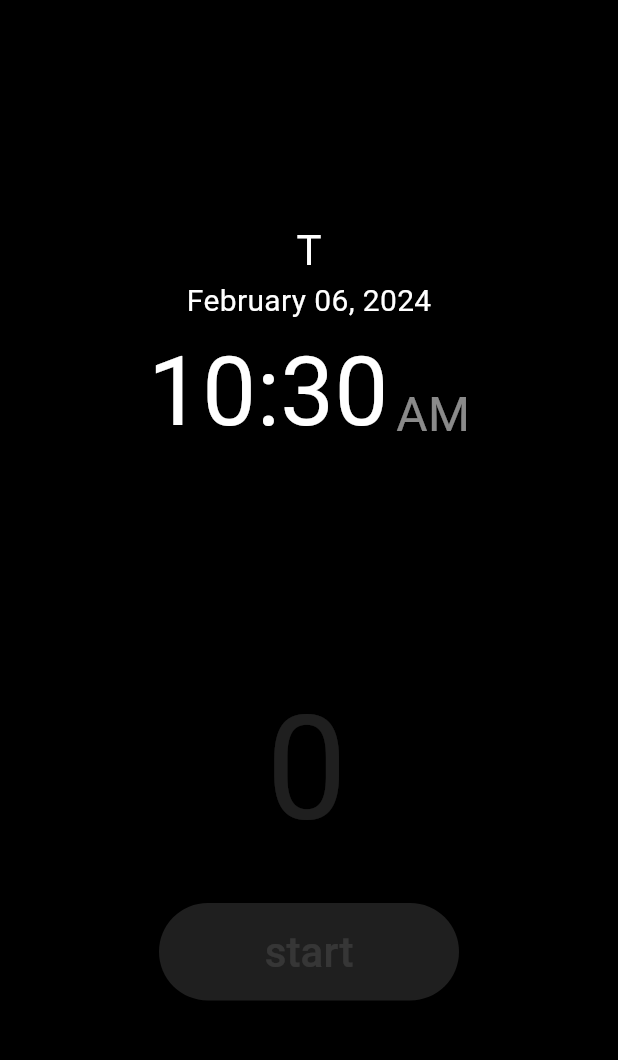
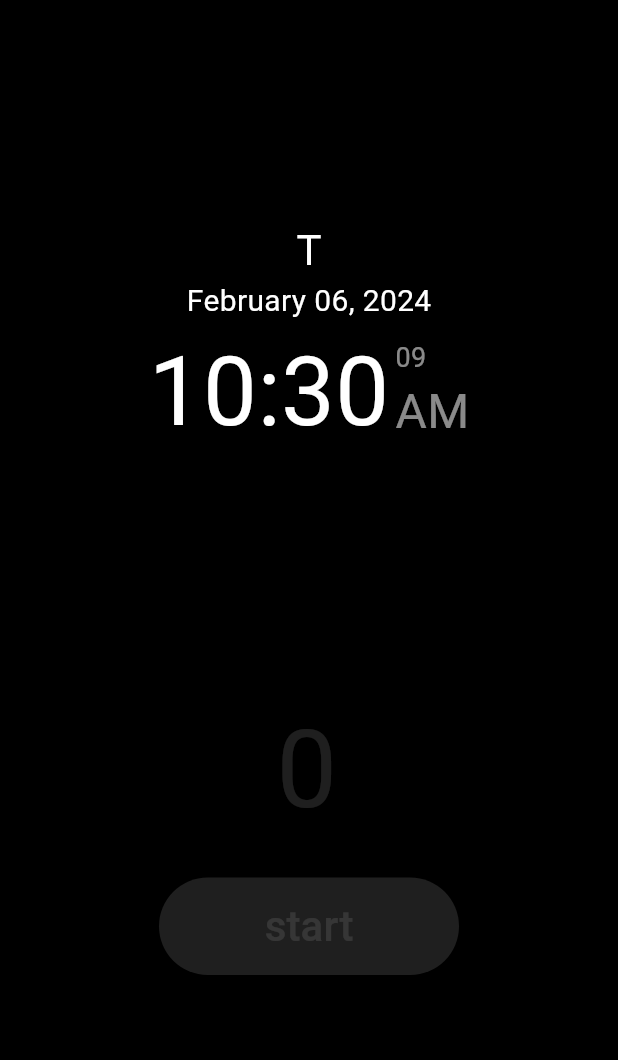
Before and after one commit to mattgwriter7/flutt_ticker, a Flutter app: the screen it shows after launch, after a tap on "tap to", on a phone screen of 412 x 824 dp, the part 84-1144 px from its top. Run offline on Flutter 3.47's test engine with Material 3 defaults, Android fonts, the phone set to English and light mode, and no system bars; our stand-ins replace wakelock.

Commit message:
added tap to start and clock seconds

```diff
--- a/lib/classes/Config.dart
+++ b/lib/classes/Config.dart
@@ -10,7 +10,7 @@ import 'package:flutter/material.dart';
 class Config {
 
   static const  String    app_name                  = "flutt_ticker";
-  static const  String    app_version               = "1.05.alpha";
+  static const  String    app_version               = "1.06.alpha";
 
   //  timeouts and delays
   static int              server_timeout            = 10;     // seconds
--- a/lib/pages/Start_Page.dart
+++ b/lib/pages/Start_Page.dart
@@ -105,12 +105,19 @@ class _Start_PageState extends State<Start_Page> {
                                 style: TextStyle( fontSize: 20)),
                             Row(
                               mainAxisAlignment: MainAxisAlignment.center,
-                              crossAxisAlignment: CrossAxisAlignment.end,
+                              //crossAxisAlignment: CrossAxisAlignment.end,
                               children: [
                                 Text( context.watch<Ticker>().show_time, style: TextStyle( fontSize: 64)),
                                 Padding(
-                                  padding: const EdgeInsets.fromLTRB(5,0,0,8),
-                                  child: Text( context.watch<Ticker>().show_phase, style: TextStyle( fontSize: 32, color: Colors.white54)),
+                                  padding: const EdgeInsets.fromLTRB(4,0,0,0),
+                                  child: Column(
+                                    mainAxisAlignment: MainAxisAlignment.spaceEvenly,
+                                    crossAxisAlignment: CrossAxisAlignment.start,
+                                    children: [
+                                      Text( context.watch<Ticker>().show_clock_seconds, style: TextStyle( fontSize: 18, color: Colors.white54)),
+                                      Text( context.watch<Ticker>().show_phase, style: TextStyle( fontSize: 32, color: Colors.white54)),
+                                    ],
+                                  ),
                                 ),
                               ],
                             ),
@@ -141,9 +148,9 @@ class _Start_PageState extends State<Start_Page> {
                                 crossAxisAlignment: CrossAxisAlignment.start,
                                 children: [
                                   Text( context.watch<Ticker>().show_min,
-                                  style: TextStyle( fontSize: 96, color: context.watch<Ticker>().show_timer_color )),
+                                  style: TextStyle( fontSize: 72, color: context.watch<Ticker>().show_timer_color )),
                                   Padding(
-                                    padding: const EdgeInsets.fromLTRB(3,15,0,0),
+                                    padding: const EdgeInsets.fromLTRB(3,11,0,0),
                                     child: Text(context.watch<Ticker>().show_sec,
                                     style: TextStyle( fontSize: 20)),
                                   ),
--- a/lib/providers/Ticker.dart
+++ b/lib/providers/Ticker.dart
@@ -21,7 +21,7 @@ class Ticker with ChangeNotifier {
   static String         _clock_date = '';
   static String         _clock_time = '';
   static String         _clock_phase = '';
-
+  static String         _clock_sec = '';
   static int            _timer_sec = 0;
   static int            _timer_min = 0;
   static Color          _timer_color = Colors.white12;
@@ -39,6 +39,7 @@ class Ticker with ChangeNotifier {
   get show_day => _clock_day;
   get show_date => _clock_date;
   get show_time => _clock_time;
+  get show_clock_seconds => _clock_sec;
   get show_phase => _clock_phase;
   get show_sec => gatherSeconds();
   get show_min => gatherMinutes();
@@ -140,7 +141,11 @@ class Ticker with ChangeNotifier {
     _clock_date = DateFormat("MMMM dd, yyyy").format(dt);
     _clock_day = DateFormat("EEEEE").format(dt);
     _clock_time = DateFormat("h:mm").format(dt);
+    _clock_sec = DateFormat("ss").format(dt);
     _clock_phase = DateFormat("a").format(dt);
+    //  uncomment next line to only show clock seconds sometimes...
+    //  if ( timer_started == true || _timer_never_started == true ) _clock_sec = '';
+
     //  make sure to show the timer, too (so it will "pop in" at
     //  the start when the clock UI appears)
     _timer_ready = true;
```
Also changed, not shown: 1 other file.
